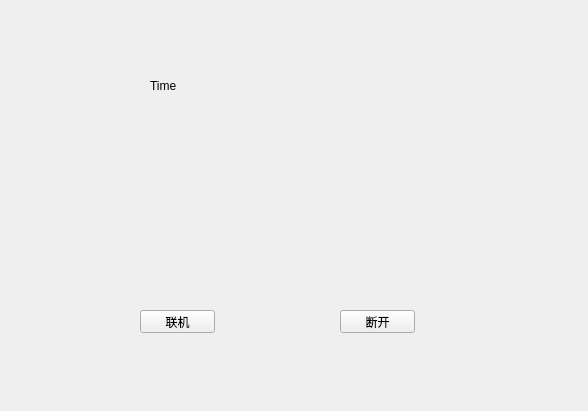
This is cheatermainform.ui in samier958/heaterClient as Qt 5 draws it before an edit. The edited form follows.
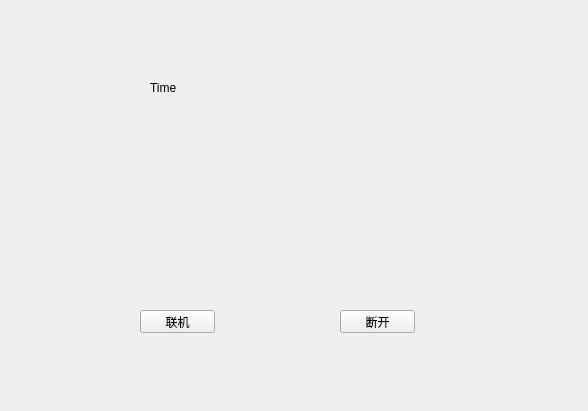
This is the edited form.

The edit to the form file:
```diff
--- a/cheatermainform.ui
+++ b/cheatermainform.ui
@@ -44,8 +44,8 @@
     <rect>
      <x>150</x>
      <y>80</y>
-     <width>54</width>
-     <height>12</height>
+     <width>281</width>
+     <height>16</height>
     </rect>
    </property>
    <property name="text">
```
Left out of the diff: 4 changed lines with no effect on the pictures.
